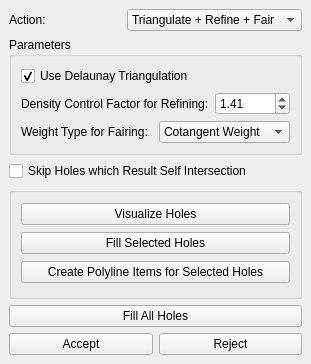
Above: Polyhedron/demo/Polyhedron/Hole_filling_widget.ui from CGAL/cgal before the change. Below: the same form after it.
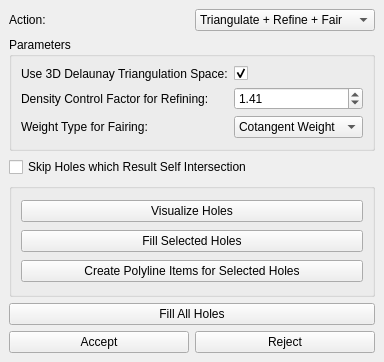
That is the form after the change.

Commit message: formatting improvements in demo

```diff
--- a/Polyhedron/demo/Polyhedron/Hole_filling_widget.ui
+++ b/Polyhedron/demo/Polyhedron/Hole_filling_widget.ui
@@ -9,8 +9,8 @@
    <rect>
     <x>0</x>
     <y>0</y>
-    <width>311</width>
-    <height>364</height>
+    <width>340</width>
+    <height>362</height>
    </rect>
   </property>
   <property name="windowTitle">
@@ -59,27 +59,8 @@
       <property name="title">
        <string>Parameters</string>
       </property>
-      <layout class="QVBoxLayout" name="verticalLayout_2">
-       <item>
-        <widget class="QCheckBox" name="Use_delaunay_triangulation_check_box">
-         <property name="text">
-          <string>Use Delaunay Triangulation</string>
-         </property>
-         <property name="checked">
-          <bool>true</bool>
-         </property>
-        </widget>
-       </item>
-       <item>
-        <layout class="QHBoxLayout" name="horizontalLayout_3">
-         <item>
-          <widget class="QLabel" name="label">
-           <property name="text">
-            <string>Density Control Factor for Refining:</string>
-           </property>
-          </widget>
-         </item>
-         <item>
+      <layout class="QFormLayout" name="formLayout">
+       <item row="2" column="1">
           <widget class="QDoubleSpinBox" name="Density_control_factor_spin_box">
            <property name="maximum">
             <double>96.989999999999995</double>
@@ -92,18 +73,7 @@
            </property>
           </widget>
          </item>
-        </layout>
-       </item>
-       <item>
-        <layout class="QHBoxLayout" name="horizontalLayout_2">
-         <item>
-          <widget class="QLabel" name="label_3">
-           <property name="text">
-            <string>Weight Type for Fairing:</string>
-           </property>
-          </widget>
-         </item>
-         <item>
+       <item row="3" column="1">
           <widget class="QComboBox" name="weight_combo_box">
            <property name="currentIndex">
             <number>1</number>
@@ -120,7 +90,36 @@
            </item>
           </widget>
          </item>
-        </layout>
+       <item row="2" column="0">
+        <widget class="QLabel" name="label">
+         <property name="text">
+          <string>Density Control Factor for Refining:</string>
+         </property>
+        </widget>
+       </item>
+       <item row="3" column="0">
+        <widget class="QLabel" name="label_3">
+         <property name="text">
+          <string>Weight Type for Fairing:</string>
+         </property>
+        </widget>
+       </item>
+       <item row="0" column="0">
+        <widget class="QLabel" name="label_4">
+         <property name="text">
+          <string>Use 3D Delaunay Triangulation Space:</string>
+         </property>
+        </widget>
+       </item>
+       <item row="0" column="1">
+        <widget class="QCheckBox" name="Use_delaunay_triangulation_check_box">
+         <property name="text">
+          <string/>
+         </property>
+         <property name="checked">
+          <bool>true</bool>
+         </property>
+        </widget>
        </item>
       </layout>
      </widget>
```
Lines whose indentation alone changed are shown as unchanged. The commit also changes 1 other file.
